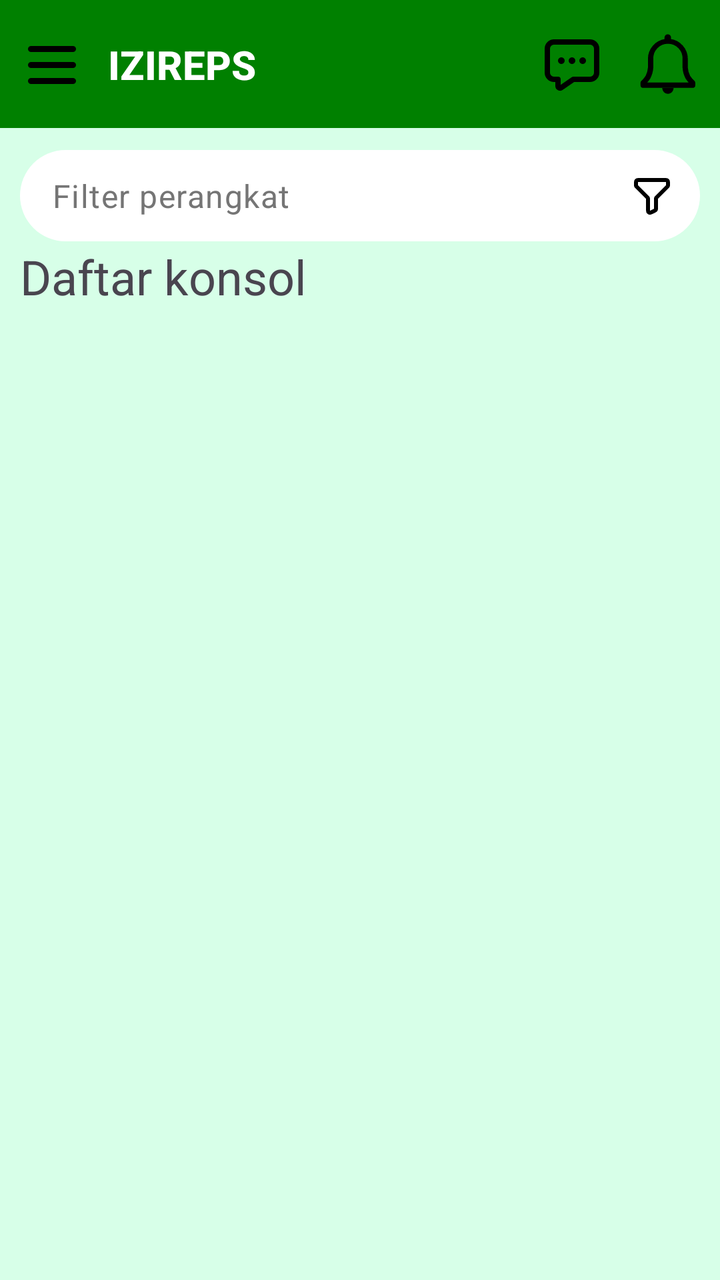
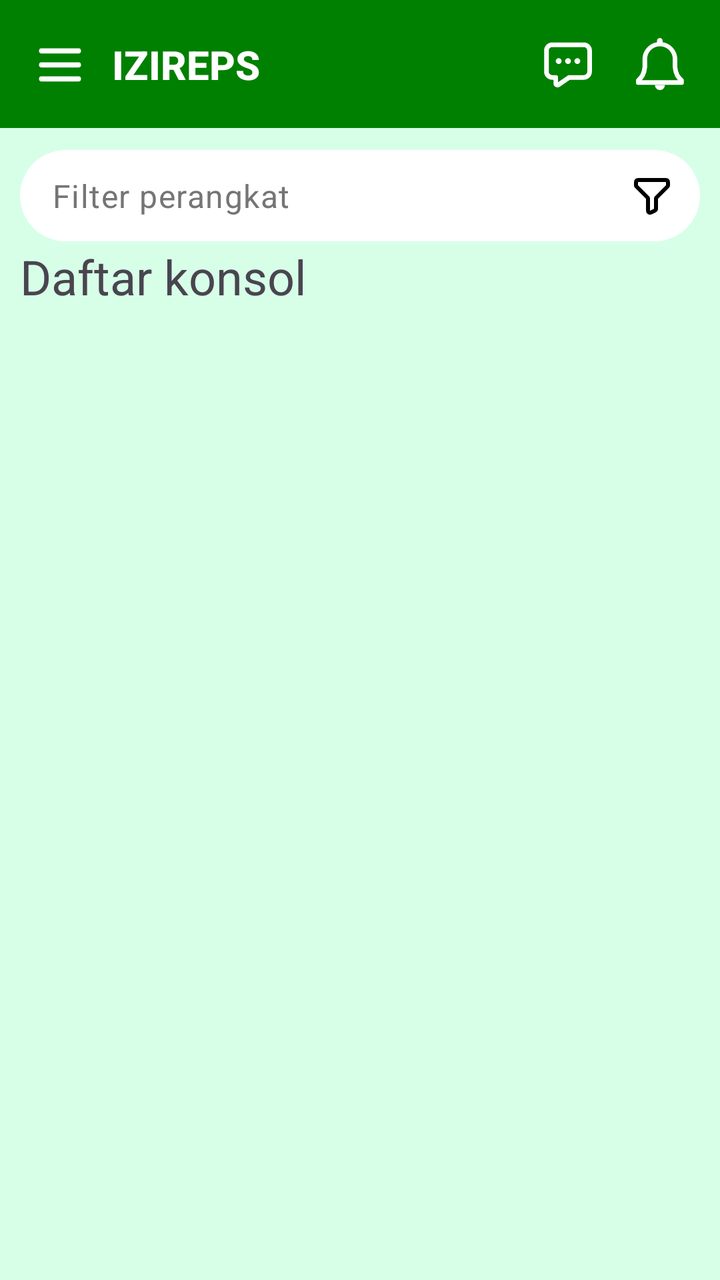

Before-and-after screenshots of an Android layout around one commit, followed by the original layout XML and the change that was made.
<!-- AndroidManifest.xml: application theme Theme.Mrstango -->
<!-- res/layout/fragment_home.xml -->
<?xml version="1.0" encoding="utf-8"?>
<androidx.constraintlayout.widget.ConstraintLayout xmlns:android="http://schemas.android.com/apk/res/android"
    xmlns:tools="http://schemas.android.com/tools"
    android:layout_width="match_parent"
    android:layout_height="match_parent"
    android:background="@color/light_green"
    xmlns:app="http://schemas.android.com/apk/res-auto"
    tools:context=".customer.home.HomeFragment">

    <androidx.recyclerview.widget.RecyclerView
        android:id="@+id/rv_consoles"
        android:layout_width="match_parent"
        android:layout_height="0dp"
        android:clipToPadding="false"
        android:padding="5dp"
        app:layoutManager="androidx.recyclerview.widget.GridLayoutManager"
        app:spanCount="2"
        app:layout_constraintTop_toBottomOf="@+id/textInfo"
        app:layout_constraintBottom_toBottomOf="parent"
        app:layout_constraintEnd_toEndOf="parent"
        app:layout_constraintStart_toStartOf="parent"
        tools:listitem="@layout/console_card" />

    <androidx.appcompat.widget.Toolbar
        android:id="@+id/toolbar"
        android:layout_width="match_parent"
        android:layout_height="?attr/actionBarSize"
        android:background="#008000"
        app:contentInsetStart="0dp"
        app:layout_constraintEnd_toEndOf="parent"
        app:layout_constraintStart_toStartOf="parent"
        app:layout_constraintTop_toTopOf="parent">

        
        <androidx.constraintlayout.widget.ConstraintLayout
            android:layout_width="match_parent"
            android:layout_height="match_parent"
            android:paddingHorizontal="10dp">

            
            <ImageView
                android:id="@+id/iconMenu"
                android:layout_width="32dp"
                android:layout_height="32dp"
                android:src="@drawable/ic_menu"
                app:layout_constraintBottom_toBottomOf="parent"
                app:layout_constraintStart_toStartOf="parent"
                app:layout_constraintTop_toTopOf="parent" />

            
            <TextView
                android:id="@+id/toolbarTitle"
                android:layout_width="0dp"
                android:layout_height="wrap_content"
                android:layout_marginStart="12dp"
                android:fontFamily="sans-serif-medium"
                android:text="IZIREPS"
                android:textColor="@color/white"
                android:textSize="20sp"
                android:textStyle="bold"
                app:layout_constraintBottom_toBottomOf="parent"
                app:layout_constraintStart_toEndOf="@id/iconMenu"
                app:layout_constraintEnd_toStartOf="@id/iconChat"
                app:layout_constraintTop_toTopOf="parent" />

            
            <ImageView
                android:id="@+id/iconNotif"
                android:layout_width="32dp"
                android:layout_height="32dp"
                android:src="@drawable/ic_notification"
                app:layout_constraintBottom_toBottomOf="parent"
                app:layout_constraintEnd_toEndOf="parent"
                app:layout_constraintTop_toTopOf="parent" />

            
            <ImageView
                android:id="@+id/iconChat"
                android:layout_width="32dp"
                android:layout_height="32dp"
                android:layout_marginEnd="16dp"
                android:src="@drawable/ic_chat"
                app:layout_constraintBottom_toBottomOf="parent"
                app:layout_constraintEnd_toStartOf="@id/iconNotif"
                app:layout_constraintTop_toTopOf="parent" />

        </androidx.constraintlayout.widget.ConstraintLayout>
    </androidx.appcompat.widget.Toolbar>

    <com.google.android.material.textfield.TextInputLayout
        android:id="@+id/filterIcon"
        android:layout_width="match_parent"
        android:layout_height="wrap_content"
        android:layout_margin="10dp"
        app:boxBackgroundColor="@color/white"
        app:boxBackgroundMode="filled"
        app:boxCornerRadiusBottomEnd="24dp"
        app:boxCornerRadiusBottomStart="24dp"
        app:boxCornerRadiusTopEnd="24dp"
        app:boxCornerRadiusTopStart="24dp"
        app:boxStrokeWidth="0dp"
        app:boxStrokeWidthFocused="0dp"
        app:endIconDrawable="@drawable/ic_filter"
        app:endIconMode="custom"
        app:endIconTint="@color/black"
        app:hintEnabled="false"
        app:layout_constraintEnd_toEndOf="parent"
        app:layout_constraintStart_toStartOf="parent"
        app:layout_constraintTop_toBottomOf="@+id/toolbar">

        <com.google.android.material.textfield.TextInputEditText
            android:id="@+id/searchBar"
            android:layout_width="match_parent"
            android:layout_height="wrap_content"
            android:background="@null"
            android:hint="Filter perangkat"
            android:inputType="text"
            android:paddingTop="12dp"
            android:paddingBottom="12dp"
            android:textColorHint="#757575" />
    </com.google.android.material.textfield.TextInputLayout>

    <TextView
        android:id="@+id/textInfo"
        android:layout_width="match_parent"
        android:layout_height="wrap_content"
        android:layout_marginHorizontal="10dp"
        android:text="Daftar konsol"
        android:textSize="24dp"
        app:layout_constraintEnd_toEndOf="parent"
        app:layout_constraintStart_toStartOf="parent"
        app:layout_constraintTop_toBottomOf="@+id/filterIcon" />



</androidx.constraintlayout.widget.ConstraintLayout>
<!-- res/layout/console_card.xml (included above) -->
<?xml version="1.0" encoding="utf-8"?>
<androidx.cardview.widget.CardView
    xmlns:android="http://schemas.android.com/apk/res/android"
    xmlns:app="http://schemas.android.com/apk/res-auto"
    android:layout_width="match_parent"
    android:layout_height="wrap_content"
    android:layout_margin="5dp"
    app:cardCornerRadius="12dp"
    app:cardElevation="2dp">

    <androidx.constraintlayout.widget.ConstraintLayout
        android:layout_width="match_parent"
        android:layout_height="wrap_content"
        android:paddingBottom="12dp"> 

        
        <ImageView
            android:id="@+id/img_console"
            android:layout_width="match_parent"
            android:layout_height="120dp"
            android:scaleType="centerCrop"
            android:src="@drawable/ps5_u1"
            app:layout_constraintTop_toTopOf="parent" />

        
        <TextView
            android:id="@+id/tv_console_name"
            android:layout_width="0dp"
            android:layout_height="wrap_content"
            android:layout_marginTop="12dp"
            android:layout_marginStart="12dp"
            android:layout_marginEnd="12dp"
            android:text="PlayStation 5"
            android:textColor="@color/black"
            android:textSize="16sp"
            android:textStyle="bold"
            app:layout_constraintEnd_toEndOf="parent"
            app:layout_constraintStart_toStartOf="parent"
            app:layout_constraintTop_toBottomOf="@id/img_console" />

        
        <TextView
            android:id="@+id/tv_console_price"
            android:layout_width="0dp"
            android:layout_height="wrap_content"
            android:layout_marginTop="4dp"
            android:layout_marginStart="12dp"
            android:layout_marginEnd="12dp"
            android:text="Rp 15.000 / Jam"
            android:textSize="13sp"
            android:textColor="#757575"
            app:layout_constraintEnd_toEndOf="parent"
            app:layout_constraintStart_toStartOf="parent"
            app:layout_constraintTop_toBottomOf="@id/tv_console_name" />

    </androidx.constraintlayout.widget.ConstraintLayout>

</androidx.cardview.widget.CardView>
<!-- resources referenced by this layout -->
<resources>
  <color name="black">#FF000000</color>
  <color name="light_green">#D7FFE8</color>
  <color name="white">#FFFFFFFF</color>
  <!-- drawable ic_chat (drawable) -->
  <vector xmlns:android="http://schemas.android.com/apk/res/android"
      android:width="24dp"
      android:height="24dp"
      android:viewportWidth="24"
      android:viewportHeight="24">
    <path
        android:pathData="M2.75,6.25a2.5,2.5 0,0 1,2.5 -2.5h13.5a2.5,2.5 0,0 1,2.5 2.5v9a2.5,2.5 0,0 1,-2.5 2.5H12.5L8,20.85a0.77,0.77 0,0 1,-1.25 -0.6v-2.5h-1.5a2.5,2.5 0,0 1,-2.5 -2.5Z"
        android:strokeLineJoin="round"
        android:strokeWidth="2"
        android:fillColor="#00000000"
        android:strokeColor="@color/black"
        android:strokeLineCap="round"/>
    <path
        android:pathData="M8,10.75h0.01m3.99,0h0.01m3.99,0h0.01"
        android:strokeLineJoin="round"
        android:strokeWidth="2.5"
        android:fillColor="#00000000"
        android:strokeColor="@color/black"
        android:strokeLineCap="round"/>
  </vector>
  <!-- drawable ic_filter (drawable) -->
  <vector xmlns:android="http://schemas.android.com/apk/res/android"
      android:width="24dp"
      android:height="24dp"
      android:viewportWidth="24"
      android:viewportHeight="24">
    <path
        android:pathData="M20,5.6c0,-0.56 0,-0.84 -0.11,-1.054a1,1 0,0 0,-0.436 -0.437C19.24,4 18.96,4 18.4,4H5.6c-0.56,0 -0.84,0 -1.054,0.109a1,1 0,0 0,-0.437 0.437C4,4.76 4,5.04 4,5.6v0.737c0,0.245 0,0.367 0.028,0.482a1,1 0,0 0,0.12 0.29c0.061,0.1 0.148,0.187 0.32,0.36l5.063,5.062c0.173,0.173 0.26,0.26 0.321,0.36q0.083,0.136 0.12,0.29c0.028,0.114 0.028,0.235 0.028,0.474v4.756c0,0.857 0,1.286 0.18,1.544a1,1 0,0 0,0.674 0.416c0.311,0.046 0.695,-0.145 1.461,-0.529l0.8,-0.4c0.322,-0.16 0.482,-0.24 0.599,-0.36a1,1 0,0 0,0.231 -0.374c0.055,-0.158 0.055,-0.338 0.055,-0.697v-4.348c0,-0.245 0,-0.367 0.028,-0.482a1,1 0,0 1,0.12 -0.29c0.06,-0.1 0.147,-0.186 0.317,-0.356l0.004,-0.004l5.063,-5.062c0.172,-0.173 0.258,-0.26 0.32,-0.36q0.083,-0.136 0.12,-0.29C20,6.706 20,6.584 20,6.345z"
        android:strokeLineJoin="round"
        android:strokeWidth="2"
        android:fillColor="#00000000"
        android:strokeColor="@color/black"
        android:strokeLineCap="round"/>
  </vector>
  <!-- drawable ic_menu (drawable) -->
  <vector xmlns:android="http://schemas.android.com/apk/res/android"
      android:width="16dp"
      android:height="16dp"
      android:viewportWidth="16"
      android:viewportHeight="16">
    <path
        android:pathData="m2.75,12.25h10.5m-10.5,-4h10.5m-10.5,-4h10.5"
        android:strokeLineJoin="round"
        android:strokeWidth="1.5"
        android:fillColor="#00000000"
        android:strokeColor="@color/black"
        android:strokeLineCap="round"/>
  </vector>
  <!-- drawable ic_notification (drawable) -->
  <vector xmlns:android="http://schemas.android.com/apk/res/android"
      android:width="36dp"
      android:height="36dp"
      android:viewportWidth="36"
      android:viewportHeight="36">
    <path
        android:pathData="M32.51,27.83A14.4,14.4 0,0 1,30 24.9a12.6,12.6 0,0 1,-1.35 -4.81v-4.94A10.81,10.81 0,0 0,19.21 4.4V3.11a1.33,1.33 0,1 0,-2.67 0v1.31a10.81,10.81 0,0 0,-9.33 10.73v4.94a12.6,12.6 0,0 1,-1.35 4.81a14.4,14.4 0,0 1,-2.47 2.93a1,1 0,0 0,-0.34 0.75v1.36a1,1 0,0 0,1 1h27.8a1,1 0,0 0,1 -1v-1.36a1,1 0,0 0,-0.34 -0.75M5.13,28.94a16.2,16.2 0,0 0,2.44 -3a14.2,14.2 0,0 0,1.65 -5.85v-4.94a8.74,8.74 0,1 1,17.47 0v4.94a14.2,14.2 0,0 0,1.65 5.85a16.2,16.2 0,0 0,2.44 3Z"
        android:strokeWidth="1"
        android:strokeColor="@color/black"
        android:fillColor="@color/black"/>
    <path
        android:pathData="M18,34.28A2.67,2.67 0,0 0,20.58 32h-5.26A2.67,2.67 0,0 0,18 34.28"
        android:strokeWidth="1"
        android:strokeColor="@color/black"
        android:fillColor="@color/black"/>
  </vector>
  <!-- drawable ps5_u1: png bitmap (drawable, 281390 bytes) -->
  <style name="Theme.Mrstango" parent="Base.Theme.Mrstango" />
  <style name="Base.Theme.Mrstango" parent="Theme.Material3.DayNight.NoActionBar">
          
          
      </style>
</resources>

<!-- the commit's change to res/layout/fragment_home.xml (unified diff, before → after) -->
@@ -21,31 +21,34 @@
         app:layout_constraintStart_toStartOf="parent"
         tools:listitem="@layout/console_card" />
 
+
+    
     <androidx.appcompat.widget.Toolbar
         android:id="@+id/toolbar"
-        android:layout_width="match_parent"
+        android:layout_width="0dp"
         android:layout_height="?attr/actionBarSize"
         android:background="#008000"
         app:contentInsetStart="0dp"
-        app:layout_constraintEnd_toEndOf="parent"
-        app:layout_constraintStart_toStartOf="parent"
-        app:layout_constraintTop_toTopOf="parent">
-
-        
+        app:layout_constraintTop_toTopOf="parent"
+        app:layout_constraintStart_toStartOf="parent"
+        app:layout_constraintEnd_toEndOf="parent">
+
         <androidx.constraintlayout.widget.ConstraintLayout
             android:layout_width="match_parent"
             android:layout_height="match_parent"
-            android:paddingHorizontal="10dp">
+            android:paddingHorizontal="16dp">
 
             
             <ImageView
                 android:id="@+id/iconMenu"
-                android:layout_width="32dp"
-                android:layout_height="32dp"
+                android:layout_width="28dp"
+                android:layout_height="28dp"
                 android:src="@drawable/ic_menu"
-                app:layout_constraintBottom_toBottomOf="parent"
+                android:contentDescription="Menu"
+                app:tint="@android:color/white"
                 app:layout_constraintStart_toStartOf="parent"
-                app:layout_constraintTop_toTopOf="parent" />
+                app:layout_constraintTop_toTopOf="parent"
+                app:layout_constraintBottom_toBottomOf="parent" />
 
             
             <TextView
@@ -53,37 +56,40 @@
                 android:layout_width="0dp"
                 android:layout_height="wrap_content"
                 android:layout_marginStart="12dp"
+                android:text="IZIREPS"
+                android:textColor="@android:color/white"
+                android:textSize="20sp"
                 android:fontFamily="sans-serif-medium"
-                android:text="IZIREPS"
-                android:textColor="@color/white"
-                android:textSize="20sp"
                 android:textStyle="bold"
-                app:layout_constraintBottom_toBottomOf="parent"
                 app:layout_constraintStart_toEndOf="@id/iconMenu"
                 app:layout_constraintEnd_toStartOf="@id/iconChat"
-                app:layout_constraintTop_toTopOf="parent" />
+                app:layout_constraintTop_toTopOf="parent"
+                app:layout_constraintBottom_toBottomOf="parent" />
+
+            
+            <ImageView
+                android:id="@+id/iconChat"
+                android:layout_width="28dp"
+                android:layout_height="28dp"
+                android:layout_marginEnd="18dp"
+                android:src="@drawable/ic_chat"
+                android:contentDescription="Chat"
+                app:tint="@android:color/white"
+                app:layout_constraintEnd_toStartOf="@id/iconNotif"
+                app:layout_constraintTop_toTopOf="parent"
+                app:layout_constraintBottom_toBottomOf="parent" />
 
             
             <ImageView
                 android:id="@+id/iconNotif"
-                android:layout_width="32dp"
-                android:layout_height="32dp"
+                android:layout_width="28dp"
+                android:layout_height="28dp"
                 android:src="@drawable/ic_notification"
-                app:layout_constraintBottom_toBottomOf="parent"
+                android:contentDescription="Notifikasi"
+                app:tint="@android:color/white"
                 app:layout_constraintEnd_toEndOf="parent"
-                app:layout_constraintTop_toTopOf="parent" />
-
-            
-            <ImageView
-                android:id="@+id/iconChat"
-                android:layout_width="32dp"
-                android:layout_height="32dp"
-                android:layout_marginEnd="16dp"
-                android:src="@drawable/ic_chat"
-                app:layout_constraintBottom_toBottomOf="parent"
-                app:layout_constraintEnd_toStartOf="@id/iconNotif"
-                app:layout_constraintTop_toTopOf="parent" />
-
+                app:layout_constraintTop_toTopOf="parent"
+                app:layout_constraintBottom_toBottomOf="parent" />
         </androidx.constraintlayout.widget.ConstraintLayout>
     </androidx.appcompat.widget.Toolbar>
 
